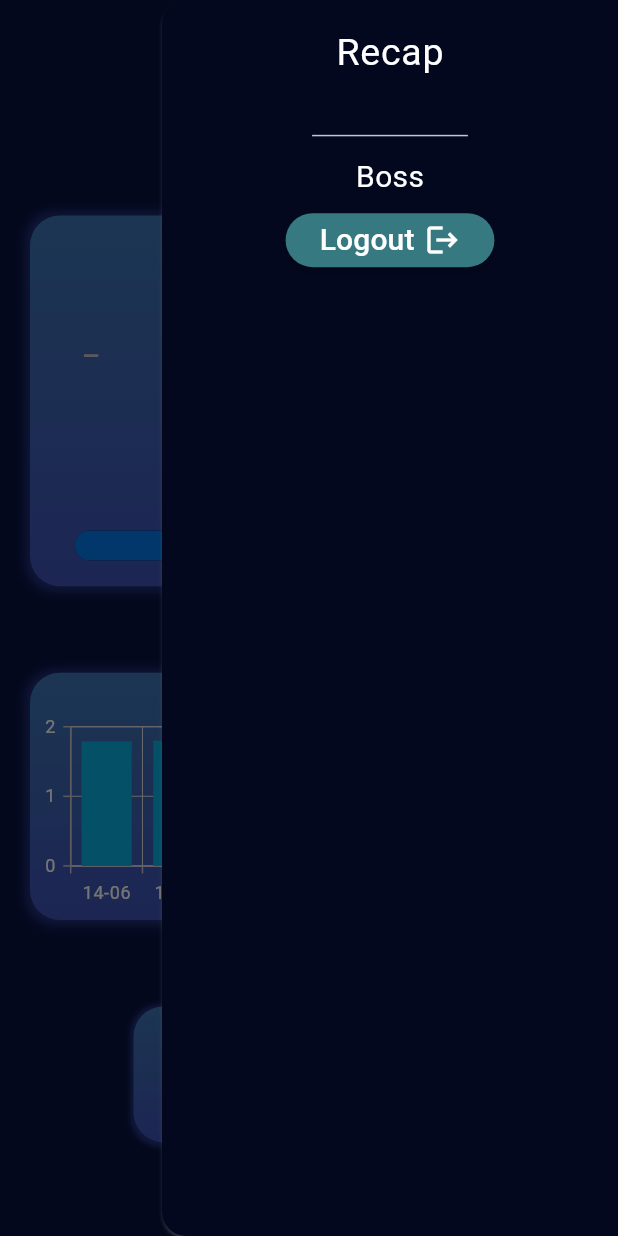
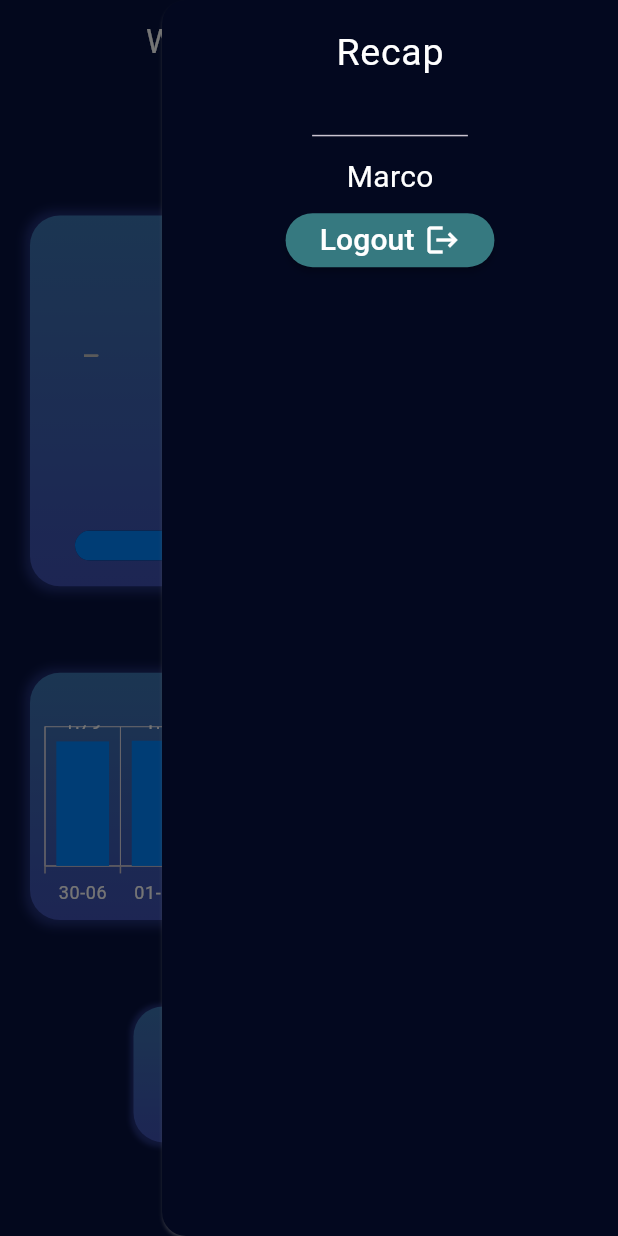
Before and after one commit to P-I-E-N-O/app, a Flutter app: the screen it shows after launch, after a tap on the "menu" icon, on a phone screen of 412 x 824 dp. Run offline on Flutter 3.47's test engine with Material 3 defaults, Android fonts, the phone set to English and light mode, and no system bars; our stand-ins replace dio, liquid_progress_indicator_v2, lottie, syncfusion_flutter_charts; Roboto replaces fonts that are missing (futura).

Commit message:
added controllers to login + forecast bar to main page chart + minor fixes to dependencies + prints removed

```diff
--- a/lib/main.dart
+++ b/lib/main.dart
@@ -18,17 +18,17 @@ void main() {
     ),
     ChangeNotifierProvider(
       create: (_) => UserState(
-        "ciao",
-        "Boss",
+        "null",
+        "Marco",
         Car(
           name: "R4",
           plateNo: "AA000AA",
           tankSize: 100,
           size: "piccola",
-          ownerId: "Boss",
+          ownerId: "Carmine",
           id: "R4",
           fuelLevel: 78,
-          fuelType: FuelType.balls,
+          fuelType: FuelType.petrol,
         ),
       ),
     ),
@@ -90,8 +90,8 @@ class _SplashScreenState extends State<SplashScreen> {
                 fit: BoxFit.contain,
               ),
               Positioned(
-                top: 220000 / MediaQuery.of(context).size.height,
-                left: 55000 / MediaQuery.of(context).size.width,
+                top: MediaQuery.of(context).size.height * 0.3,
+                left: MediaQuery.of(context).size.width * 0.35,
                 child: const Text(
                   "P.I.E.N.O.",
                   style: TextStyle(
@@ -141,7 +141,7 @@ class HomePage extends StatelessWidget {
         iconTheme: const IconThemeData(color: Colors.white),
         backgroundColor: Colors.transparent,
         title: Text(
-          "Salve ${state.activeCar!.ownerId}",
+          "Welcome back ${state.username!}!",
           style: const TextStyle(
             color: Colors.white,
           ),
@@ -275,8 +275,10 @@ class HomePage extends StatelessWidget {
                         maxHeight: 300,
                         child: SizedBox(
                           height: 300.0,
-                          child: Lottie.asset("assets/red_car.json",
-                              fit: BoxFit.contain),
+                          child: Lottie.asset(
+                            "assets/red_car.json",
+                            fit: BoxFit.contain,
+                          ),
                         ),
                       ),
                     ),
@@ -292,7 +294,7 @@ class HomePage extends StatelessWidget {
                               child: LiquidLinearProgressIndicator(
                                 value: state.activeCar!.fuelLevel / 100,
                                 valueColor: const AlwaysStoppedAnimation(
-                                  Color.fromARGB(255, 2, 120, 231),
+                                  Color.fromARGB(255, 0, 132, 255),
                                 ),
                                 backgroundColor:
                                     const Color.fromARGB(255, 7, 45, 114),
@@ -348,15 +350,20 @@ class HomePage extends StatelessWidget {
                     ),
                   ),
                   primaryYAxis: const NumericAxis(
-                    labelStyle: TextStyle(
-                      color: Colors.white,
-                    ),
+                    isVisible: false,
                   ),
                   series: <CartesianSeries>[
                     ColumnSeries<PriceData, String>(
                       dataSource: getColumnData(),
                       xValueMapper: (PriceData price, _) => price.x,
                       yValueMapper: (PriceData price, _) => price.y,
+                      pointColorMapper: (PriceData price, _) => price.color,
+                      dataLabelSettings: const DataLabelSettings(
+                        isVisible: true,
+                        textStyle: TextStyle(
+                          color: Colors.white,
+                        ),
+                      ),
                     )
                   ],
                 ),
@@ -411,19 +418,29 @@ class HomePage extends StatelessWidget {
 class PriceData {
   String x;
   double y;
-  PriceData(this.x, this.y);
+  Color? color;
+  PriceData(this.x, this.y,
+      [this.color = const Color.fromARGB(255, 0, 132, 255)]);
 }
 
 dynamic getColumnData() {
   List<PriceData> columnData = <PriceData>[
-    PriceData("14-06", 1.789),
-    PriceData("15-06", 1.799),
-    PriceData("16-06", 1.798),
-    PriceData("17-06", 1.800),
-    PriceData("18-06", 1.789),
-    PriceData("19-06", 1.801),
-    PriceData("20-06", 1.821),
+    PriceData("30-06", 1.789),
+    PriceData("01-07", 1.799),
+    PriceData("02-07", 1.798),
+    PriceData("03-07", 1.809),
+    PriceData("04-07", 1.789),
+    PriceData("05-07", 1.801),
   ];
 
+  double lastPrice = columnData.last.y;
+  double forecastedPrice = 1.798;
+  Color? forecastColor = const Color.fromARGB(255, 0, 132, 255);
+  if (forecastedPrice > lastPrice) {
+    forecastColor = Colors.red;
+  } else if (forecastedPrice < lastPrice) {
+    forecastColor = Colors.green;
+  }
+  columnData.add(PriceData("Forecast", forecastedPrice, forecastColor));
   return columnData;
 }
--- a/lib/register.dart
+++ b/lib/register.dart
@@ -155,9 +155,7 @@ class _RegisterPageState extends State<RegisterPage> {
               horizontal: MediaQuery.of(context).size.width * 0.05,
             ),
             child: MaterialButton(
-              onPressed: () {
-                print('poggaceo');
-              },
+              onPressed: () {},
               height: MediaQuery.of(context).size.height * 0.06,
               shape: RoundedRectangleBorder(
                 borderRadius: BorderRadius.circular(100),
--- a/pubspec.yaml
+++ b/pubspec.yaml
@@ -19,6 +19,7 @@ dependencies:
   syncfusion_flutter_charts: ^26.1.38
   flutter_native_splash: ^2.4.0
   dio: ^5.5.0
+  intl: ^0.19.0
 
 dev_dependencies:
   flutter_test:
```
Also changed, not shown: lib/login.dart (+19 -6 lines), pubspec.lock, 1 other file.
